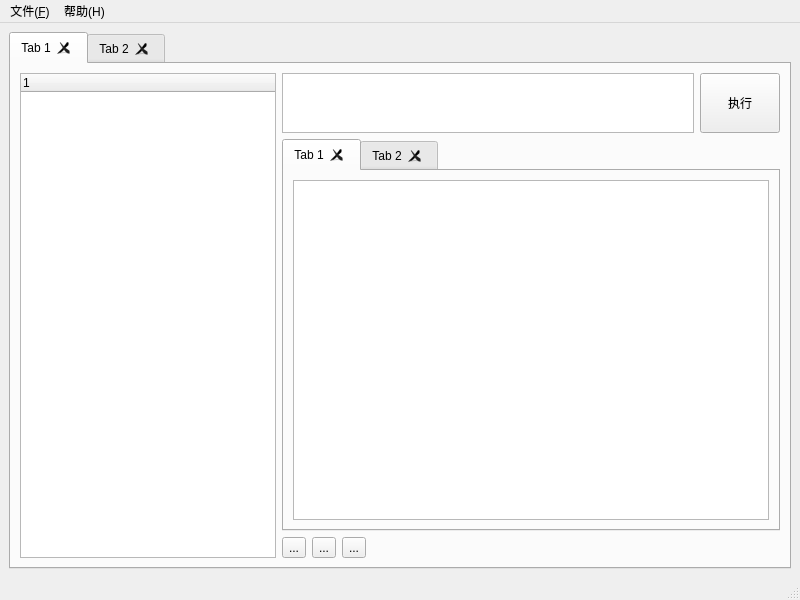
First picture: the form in ui/main.ui, repository crazykun/JiSql, before the edit.
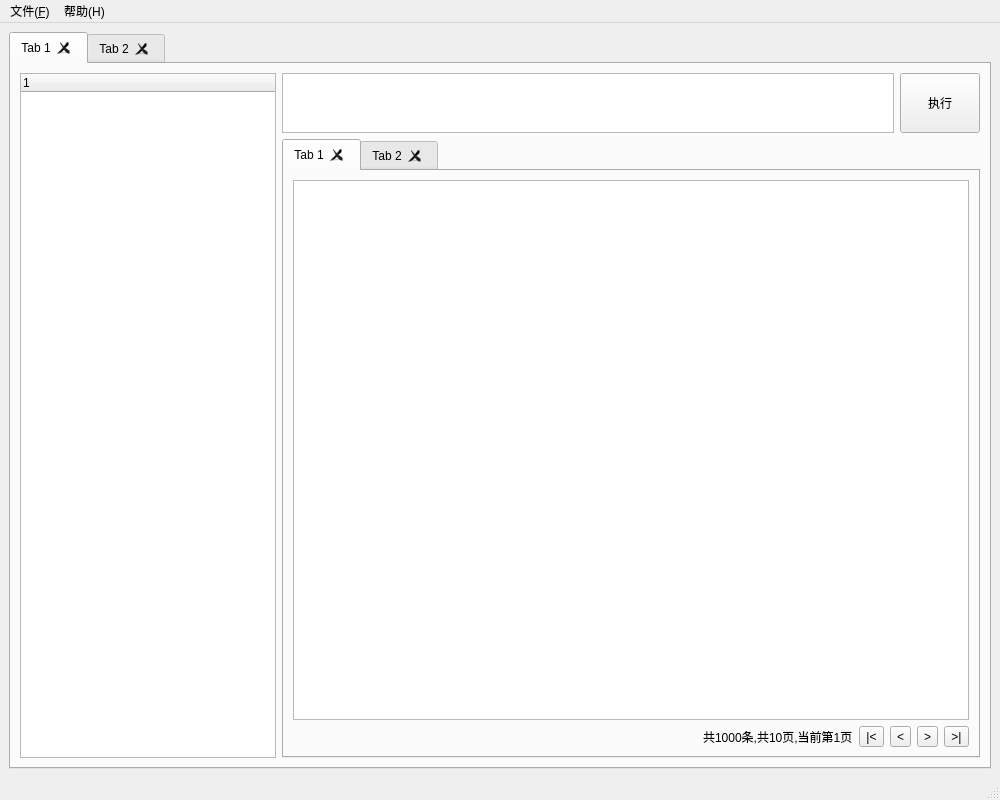
Second picture: the form after the edit.

Commit message: 添加页数统计

Diff of the .ui file:
```diff
--- a/ui/main.ui
+++ b/ui/main.ui
@@ -6,8 +6,8 @@
    <rect>
     <x>0</x>
     <y>0</y>
-    <width>800</width>
-    <height>600</height>
+    <width>1000</width>
+    <height>800</height>
    </rect>
   </property>
   <property name="sizePolicy">
@@ -73,7 +73,7 @@
            </widget>
           </item>
           <item>
-           <layout class="QVBoxLayout" name="verticalLayout" stretch="0,1,0">
+           <layout class="QVBoxLayout" name="verticalLayout" stretch="0,1">
             <item>
              <layout class="QHBoxLayout" name="horizontalLayout_2">
               <item>
@@ -122,10 +122,62 @@
                <attribute name="title">
                 <string>Tab 1</string>
                </attribute>
-               <layout class="QHBoxLayout" name="horizontalLayout_3">
+               <layout class="QVBoxLayout" name="verticalLayout_3">
                 <item>
                  <widget class="QTableView" name="tableView"/>
                 </item>
+                <item>
+                 <layout class="QHBoxLayout" name="horizontalLayout">
+                  <item>
+                   <spacer name="horizontalSpacer">
+                    <property name="orientation">
+                     <enum>Qt::Horizontal</enum>
+                    </property>
+                    <property name="sizeHint" stdset="0">
+                     <size>
+                      <width>40</width>
+                      <height>20</height>
+                     </size>
+                    </property>
+                   </spacer>
+                  </item>
+                  <item>
+                   <widget class="QLabel" name="label_page">
+                    <property name="text">
+                     <string>共1000条,共10页,当前第1页</string>
+                    </property>
+                   </widget>
+                  </item>
+                  <item>
+                   <widget class="QToolButton" name="toolButton_page_first">
+                    <property name="text">
+                     <string>|&lt;</string>
+                    </property>
+                   </widget>
+                  </item>
+                  <item>
+                   <widget class="QToolButton" name="toolButton_page_before">
+                    <property name="text">
+                     <string>&lt;</string>
+                    </property>
+                   </widget>
+                  </item>
+                  <item>
+                   <widget class="QToolButton" name="toolButton_page_next">
+                    <property name="text">
+                     <string>&gt;</string>
+                    </property>
+                   </widget>
+                  </item>
+                  <item>
+                   <widget class="QToolButton" name="toolButton_page_end">
+                    <property name="text">
+                     <string>&gt;|</string>
+                    </property>
+                   </widget>
+                  </item>
+                 </layout>
+                </item>
                </layout>
               </widget>
               <widget class="QWidget" name="tab_4">
@@ -135,44 +187,6 @@
               </widget>
              </widget>
             </item>
-            <item>
-             <layout class="QHBoxLayout" name="horizontalLayout">
-              <item>
-               <widget class="QToolButton" name="toolButton_2">
-                <property name="text">
-                 <string>...</string>
-                </property>
-               </widget>
-              </item>
-              <item>
-               <widget class="QToolButton" name="toolButton">
-                <property name="text">
-                 <string>...</string>
-                </property>
-               </widget>
-              </item>
-              <item>
-               <widget class="QToolButton" name="toolButton_3">
-                <property name="text">
-                 <string>...</string>
-                </property>
-               </widget>
-              </item>
-              <item>
-               <spacer name="horizontalSpacer">
-                <property name="orientation">
-                 <enum>Qt::Horizontal</enum>
-                </property>
-                <property name="sizeHint" stdset="0">
-                 <size>
-                  <width>40</width>
-                  <height>20</height>
-                 </size>
-                </property>
-               </spacer>
-              </item>
-             </layout>
-            </item>
            </layout>
           </item>
          </layout>
@@ -193,7 +207,7 @@
     <rect>
      <x>0</x>
      <y>0</y>
-     <width>800</width>
+     <width>1000</width>
      <height>24</height>
     </rect>
    </property>
```
Left out of the diff: 3 changed lines with no effect on the pictures. The commit also changes 2 other files.
